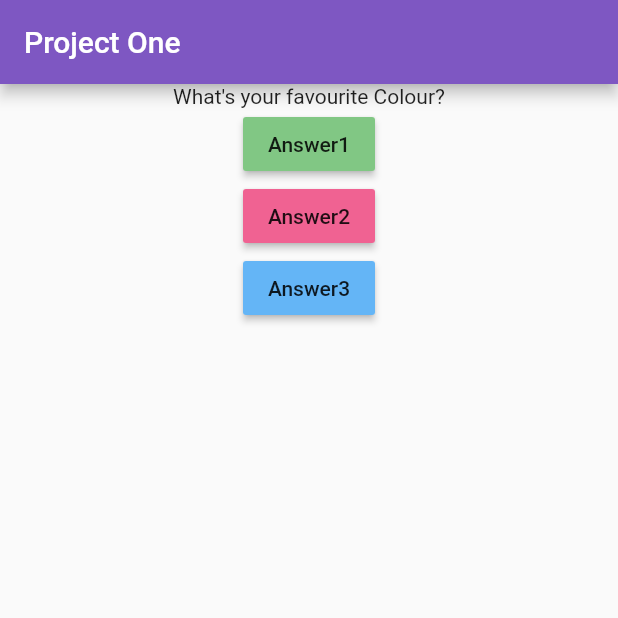
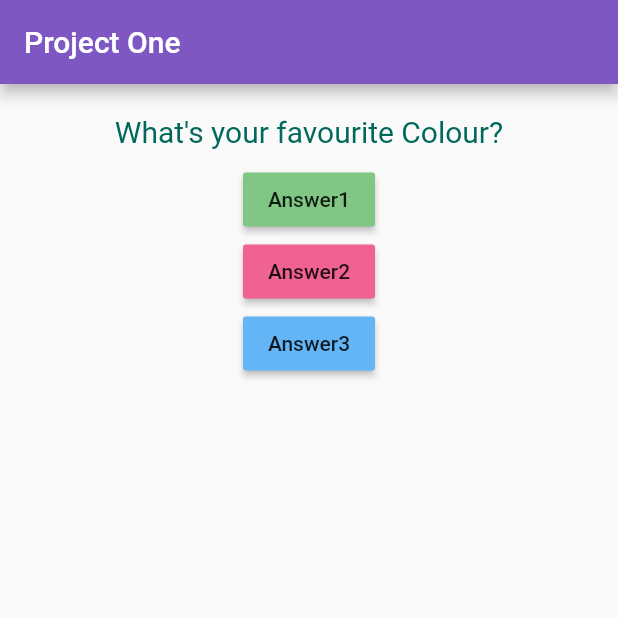
Before and after one commit to ETNINJA/learning, a Flutter app: the screen it shows after launch, on a phone screen of 412 x 824 dp, the top half of it. Run offline on Flutter 3.47's test engine with Material 2 defaults, Android fonts, the phone set to English and light mode, and no system bars.

Commit message:
container and final stateless

```diff
--- a/app_1/lib/widgets/question.dart
+++ b/app_1/lib/widgets/question.dart
@@ -1,11 +1,23 @@
 import 'package:flutter/material.dart';
 
 class Question extends StatelessWidget {
-  String questionText;
+  final String questionText;
   Question(this.questionText);
 
   @override
   Widget build(BuildContext context) {
-    return Text(questionText);
+    return Container(
+      width: double.infinity, // to center the widget
+      margin: EdgeInsets.only(top: 20, bottom: 10),
+      child: Text(
+        questionText,
+        style: TextStyle(
+          fontSize: 20,
+          color: Colors.teal[800],
+        ),
+        textAlign:
+            TextAlign.center, // take just the amount of space the text needs.
+      ),
+    );
   }
 }
```
Also changed, not shown: 1 other file.
